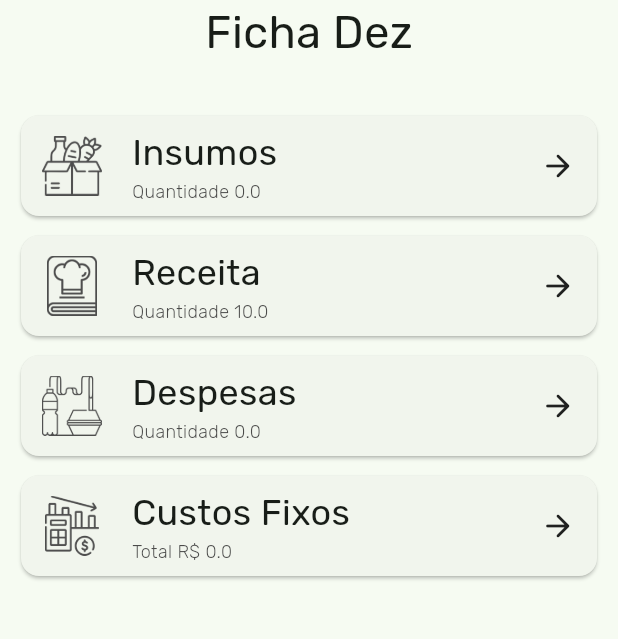
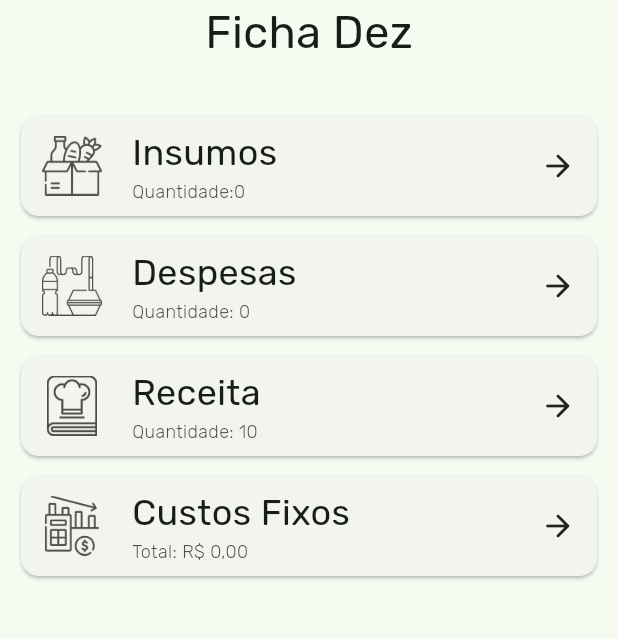
Before and after one commit to RenanLedo/app_ficha_tecnica, a Flutter app: the screen it shows after launch, on a phone screen of 412 x 824 dp, the part 243-882 px from its top. Run offline on Flutter 3.47's test engine with Material 2 defaults, Android fonts, the phone set to English and light mode, and no system bars; our stand-ins replace get.

Commit message:
melhorias tela home

```diff
--- a/lib/components/card_home.dart
+++ b/lib/components/card_home.dart
@@ -1,11 +1,12 @@
-import 'package:app_ficha_tecnica/components/custom_icon.dart';
+import 'package:app_ficha_tecnica/services/utils_services.dart';
 import 'package:flutter/material.dart';
 import 'package:get/get.dart';
 
 class CardHome extends StatelessWidget {
   String icon;
   String title;
-  double quantidade;
+  int? quantidadeUnd;
+  double? quantidadeRs;
   String preQuantidade;
   VoidCallback onPress;
 
@@ -14,13 +15,18 @@ class CardHome extends StatelessWidget {
     required this.icon,
     required this.onPress,
     required this.preQuantidade,
-    required this.quantidade,
+    this.quantidadeUnd,
+    this.quantidadeRs,
     required this.title,
   }) : super(key: key);
 
+  final utilService = UtilsServices();
+
   @override
   Widget build(BuildContext context) {
-    return Container(
+    return InkWell(
+      onTap: onPress,
+      child: Container(
         margin: const EdgeInsets.only(bottom: 5),
         width: Get.width,
         // height: 100,
@@ -43,22 +49,34 @@ class CardHome extends StatelessWidget {
                         fontWeight: FontWeight.w500,
                       ),
                     ),
-                  Text('$preQuantidade ${quantidade.toString()}',
+                    Row(
+                      children: [
+                        Text(preQuantidade,
+                            style: const TextStyle(
+                                fontWeight: FontWeight.w300,
+                                fontSize: 12,
+                                color: Color.fromARGB(221, 49, 49, 49))),
+                        quantidadeUnd == null
+                            ? Text(utilService.priceToCurrency(quantidadeRs!),
+                                style: const TextStyle(
+                                    fontWeight: FontWeight.w300,
+                                    fontSize: 12,
+                                    color: Color.fromARGB(221, 49, 49, 49)))
+                            : Text(quantidadeUnd.toString(),
                                 style: const TextStyle(
                                     fontWeight: FontWeight.w300,
                                     fontSize: 12,
                                     color: Color.fromARGB(221, 49, 49, 49))),
                       ],
                     ),
+                  ],
+                ),
                 const Spacer(),
-              CustomIcon(
-                  onPress: () {},
-                  radios: 0,
-                  backgrounColor: Colors.transparent,
-                  color: Colors.black87,
-                  icon: Icons.arrow_forward_rounded,
-                  padding: 0)
+                const Icon(
+                  Icons.arrow_forward_rounded,
+                ),
               ],
+            ),
           ),
         ),
       ),
--- a/lib/modulos/home/page/home.dart
+++ b/lib/modulos/home/page/home.dart
@@ -27,9 +27,20 @@ class Home extends StatelessWidget {
               return CardHome(
                 icon: 'assets/images/icon-insumos.png',
                 title: 'Insumos',
-                preQuantidade: 'Quantidade',
-                quantidade: insumoController.insumosList.length.toDouble(),
+                preQuantidade: 'Quantidade:',
+                quantidadeUnd: insumoController.insumosList.length,
                 onPress: () => Get.toNamed(PagesRoutes.createInsumos),
+              );
+            },
+          ),
+          GetBuilder<DespesaController>(
+            builder: (despesaController) {
+              return CardHome(
+                icon: 'assets/images/icon-despesas.png',
+                title: 'Despesas',
+                preQuantidade: 'Quantidade: ',
+                quantidadeUnd: despesaController.despesaList.length,
+                onPress: () => Get.toNamed(PagesRoutes.createDespesa),
               );
             },
           ),
@@ -38,21 +49,9 @@ class Home extends StatelessWidget {
               return CardHome(
                 icon: 'assets/images/icon-receita.png',
                 title: 'Receita',
-                preQuantidade: 'Quantidade',
-                quantidade: 10,
+                preQuantidade: 'Quantidade: ',
+                quantidadeUnd: 10,
                 onPress: () => Get.toNamed(PagesRoutes.receitas),
-              );
-            },
-          ),
-          GetBuilder<DespesaController>(
-            builder: (despesaController) {
-              return CardHome(
-                icon: 'assets/images/icon-despesas.png',
-                title: 'Despesas',
-                preQuantidade: 'Quantidade',
-                quantidade: double.parse(
-                    despesaController.despesaList.length.toString()),
-                onPress: () => Get.toNamed(PagesRoutes.createDespesa),
               );
             },
           ),
@@ -61,8 +60,8 @@ class Home extends StatelessWidget {
               return CardHome(
                 icon: 'assets/images/icon-custos.png',
                 title: 'Custos Fixos',
-                preQuantidade: 'Total R\$',
-                quantidade: double.parse(
+                preQuantidade: 'Total: ',
+                quantidadeRs: double.parse(
                     custsFixController.totalCustosFix.toStringAsFixed(2)),
                 onPress: () => Get.toNamed(PagesRoutes.custosFixos),
               );
--- a/lib/services/utils_services.dart
+++ b/lib/services/utils_services.dart
@@ -10,4 +10,5 @@ class UtilsServices {
   }
 
 
+
 }
```
Lines whose indentation alone changed are shown as unchanged.
